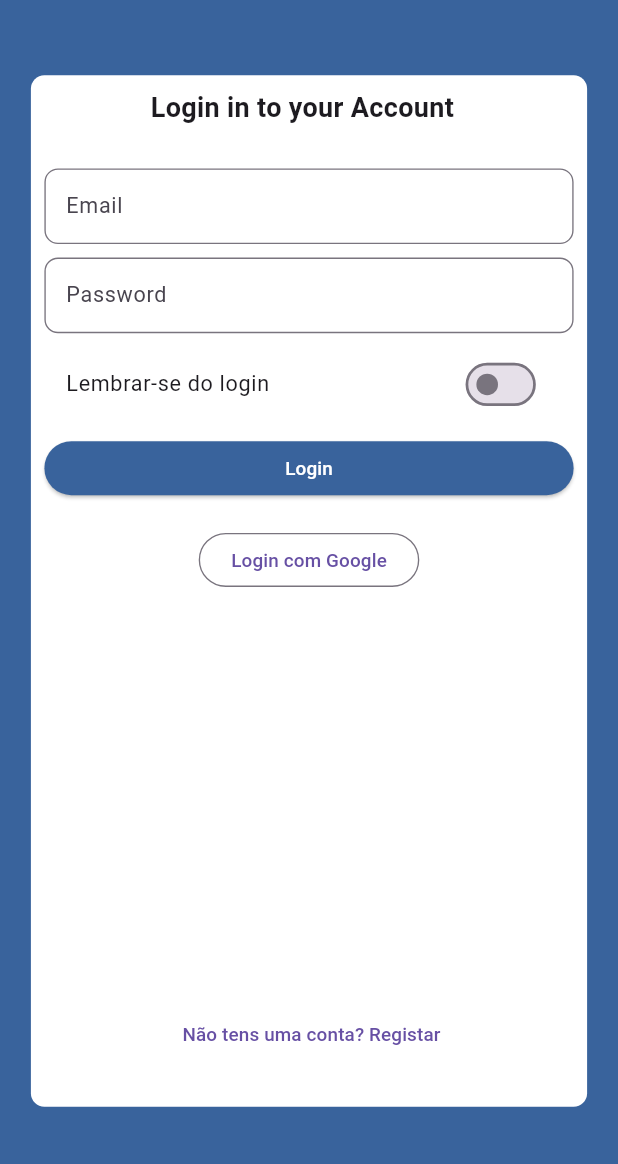
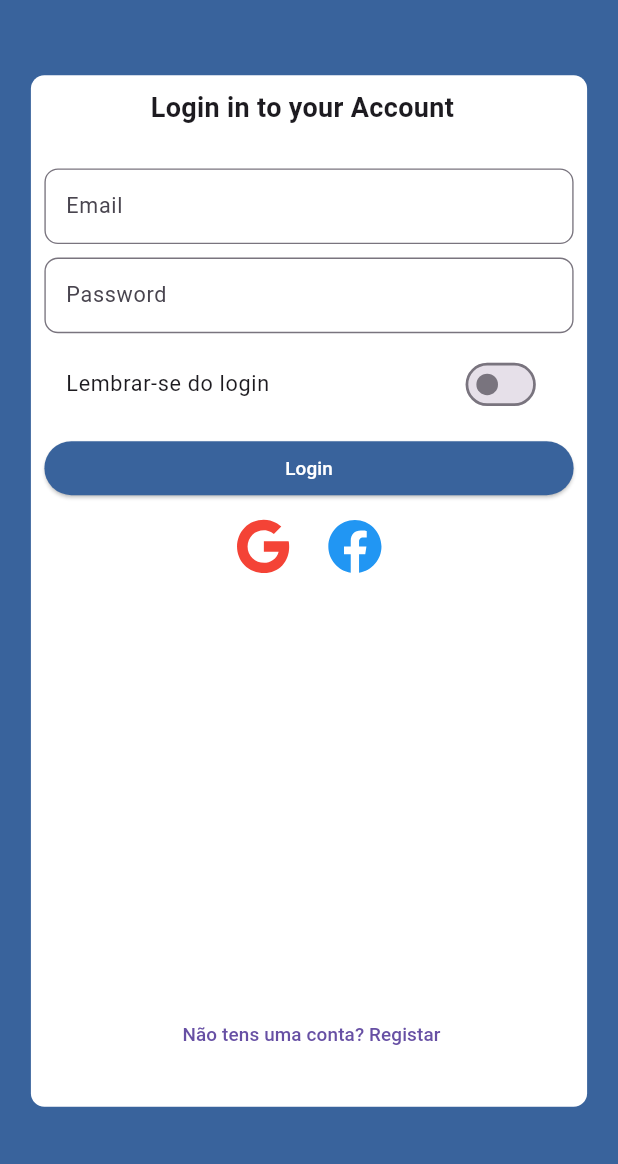
Before and after one commit to pint2024/mobile, a Flutter app: the screen it shows after launch, after a tap on "Login", on a phone screen of 412 x 824 dp, the part 72-1236 px from its top. Run offline on Flutter 3.47's test engine with Material 3 defaults, Android fonts, the phone set to English and light mode, and no system bars; our stand-ins replace google_sign_in, image_picker, ionicons, table_calendar; missing offline and left inert: flutter_facebook_auth; network calls fail.

Commit message:
login
sou lindo

```diff
--- a/movel_pint/lib/perfil/login.dart
+++ b/movel_pint/lib/perfil/login.dart
@@ -1,5 +1,7 @@
 import 'package:flutter/material.dart';
 import 'package:google_sign_in/google_sign_in.dart';
+import 'package:flutter_facebook_auth/flutter_facebook_auth.dart';
+import 'package:ionicons/ionicons.dart';
 import 'registo.dart'; // Importe o arquivo registro.dart
 
 void main() {
@@ -38,10 +40,10 @@ class LoginPage extends StatelessWidget {
         ),
       ),
       body: Container(
-        color: const Color.fromRGBO(57, 99, 156, 1.0), // Isso faz com que o fundo atrás da caixa seja azul
+        color: const Color.fromRGBO(57, 99, 156, 1.0),
         child: Center(
           child: Transform.scale(
-            scale: 0.9, // Isso diminui o tamanho do widget por um fator de 3
+            scale: 0.9,
             child: Container(
               padding: EdgeInsets.all(10),
               decoration: BoxDecoration(
@@ -52,7 +54,7 @@ class LoginPage extends StatelessWidget {
                 mainAxisAlignment: MainAxisAlignment.center,
                 children: <Widget>[
                   Padding(
-                    padding: EdgeInsets.only(bottom: 20.0, right: 10.0), // Adicione esta linha
+                    padding: EdgeInsets.only(bottom: 20.0, right: 10.0),
                     child: Text(
                       'Login in to your Account',
                       style: TextStyle(
@@ -65,7 +67,7 @@ class LoginPage extends StatelessWidget {
                   TextField(
                     decoration: InputDecoration(
                       border: OutlineInputBorder(
-                        borderRadius: BorderRadius.circular(10.0), // Adicione esta linha
+                        borderRadius: BorderRadius.circular(10.0),
                       ),
                       labelText: 'Email',
                     ),
@@ -75,7 +77,7 @@ class LoginPage extends StatelessWidget {
                     obscureText: true,
                     decoration: InputDecoration(
                       border: OutlineInputBorder(
-                        borderRadius: BorderRadius.circular(10.0), // Adicione esta linha
+                        borderRadius: BorderRadius.circular(10.0),
                       ),
                       labelText: 'Password',
                     ),
@@ -83,14 +85,14 @@ class LoginPage extends StatelessWidget {
                   SizedBox(height: 10),
                   SwitchListTile(
                     title: Text('Lembrar-se do login'),
-                    value: false, // Você pode substituir isso por uma variável que mantém o estado do switch
+                    value: false,
                     onChanged: (bool value) {
                       // Adicione aqui a lógica para lidar com a alteração do estado do switch
                     },
                   ),
                   SizedBox(height: 10),
                   Container(
-                    width: double.infinity, // Isso faz com que o botão tenha a largura máxima disponível
+                    width: double.infinity,
                     child: ElevatedButton(
                       style: ButtonStyle(
                         backgroundColor: MaterialStateProperty.all<Color>(Color.fromRGBO(57, 99, 156, 1.0)),
@@ -106,25 +108,50 @@ class LoginPage extends StatelessWidget {
                       ),
                     ),
                   ),
-                  SizedBox(height: 20),
-                  OutlinedButton(
-                    onPressed: () {
-                      _handleSignInWithGoogle(context);
-                    },
-                    child: Text('Login com Google'),
+                  SizedBox(height: 10),
+                  Row(
+                    mainAxisAlignment: MainAxisAlignment.center,
+                    children: [
+                      IconButton(
+                        icon: Transform.scale(
+                          scale: 1.5, // Ajuste o tamanho conforme necessário
+                          child: Icon(
+                            Ionicons.logo_google,
+                            color: Colors.red,
+                            size: 30,
+                          ),
+                        ),
+                        onPressed: () {
+                          _handleSignInWithGoogle(context);
+                        },
+                      ),
+                      SizedBox(width: 20), // Espaçamento entre os ícones
+                      IconButton(
+                        icon: Transform.scale(
+                          scale: 1.5, // Ajuste o tamanho conforme necessário
+                          child: Icon(
+                            Ionicons.logo_facebook,
+                            color: Colors.blue,
+                            size: 30,
+                          ),
+                        ),
+                        onPressed: () {
+                          _handleSignInWithFacebook(context);
+                        },
+                      ),
+                    ],
                   ),
-                  Spacer(), // Adiciona um espaço flexível
-                  // Botão para ir para a página de registro
+                  Spacer(),
                   TextButton(
                     onPressed: () {
                       Navigator.push(
                         context,
-                        MaterialPageRoute(builder: (context) => RegisterPage()), // Página de registro
+                        MaterialPageRoute(builder: (context) => RegisterPage()),
                       );
                     },
                     child: Text(' Não tens uma conta? Registar'),
                   ),
-                  SizedBox(height: 20), // Adiciona um espaço fixo no final
+                  SizedBox(height: 20),
                 ],
               ),
             ),
@@ -136,22 +163,30 @@ class LoginPage extends StatelessWidget {
 
   Future<void> _handleSignInWithGoogle(BuildContext context) async {
     try {
-      // Configure o GoogleSignIn
       GoogleSignIn googleSignIn = GoogleSignIn(scopes: ['email']);
-
-      // Autentique o usuário com o Google
       GoogleSignInAccount? googleUser = await googleSignIn.signIn();
 
       if (googleUser != null) {
-        // O usuário está autenticado com o Google, você pode prosseguir com o login
-        // ou armazenar as credenciais do usuário, conforme necessário.
         print('Usuário autenticado com sucesso: ${googleUser.email}');
       } else {
-        // O usuário cancelou o processo de login com o Google
         print('Falha ao autenticar com o Google');
       }
     } catch (error) {
       print('Erro ao autenticar com o Google: $error');
     }
   }
+
+  Future<void> _handleSignInWithFacebook(BuildContext context) async {
+    try {
+      final LoginResult result = await FacebookAuth.instance.login(); // by default we request the email and the public profile
+      if (result.status == LoginStatus.success) {
+        final AccessToken accessToken = result.accessToken!;
+        print('Usuário autenticado com sucesso no Facebook');
+      } else {
+        print('Falha ao autenticar com o Facebook: ${result.status}');
+      }
+    } catch (error) {
+      print('Erro ao autenticar com o Facebook: $error');
+    }
+  }
 }
```
